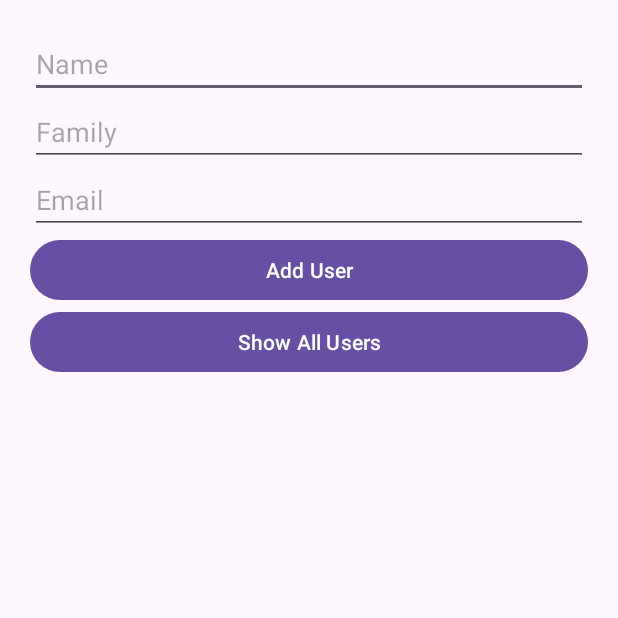
After one commit to nmortezamt/android_profile, an Android app: the UserRegistrationActivity screen opened directly, with no data from a screen before it, on a phone screen of 412 x 824 dp, the top half of it. The commit adds this screen. Run offline under Robolectric (Android 15) with nearby library versions, the phone set to English and light mode, and no system bars; our stand-ins replace Room's generated code.

Commit message:
install Room and implement user CRUD

```diff
--- a/app/build.gradle
+++ b/app/build.gradle
@@ -37,4 +37,10 @@ dependencies {
     testImplementation libs.junit
     androidTestImplementation libs.ext.junit
     androidTestImplementation libs.espresso.core
+
+    def room_version = "2.8.4"
+    implementation "androidx.room:room-runtime:$room_version"
+
+    annotationProcessor "androidx.room:room-compiler:$room_version"
+    implementation "androidx.room:room-rxjava2:$room_version"
 }
--- a/app/src/main/AndroidManifest.xml
+++ b/app/src/main/AndroidManifest.xml
@@ -21,6 +21,7 @@
         <activity android:name=".tasks.broadcast.ConnectionStatusActivity" />
         <activity android:name=".tasks.musicplayer.PlayerActivity" />
         <activity android:name=".tasks.musicplayer.PlayListActivity" />
+        <activity android:name=".tasks.database.UserRegistrationActivity" />
         <activity
             android:name=".MainActivity"
             android:exported="true">
--- /dev/null
+++ b/app/src/main/java/com/example/v2/tasks/database/UserDao.java
@@ -0,0 +1,28 @@
+package com.example.v2.tasks.database;
+
+import androidx.room.Dao;
+import androidx.room.Delete;
+import androidx.room.Insert;
+import androidx.room.Query;
+import androidx.room.Update;
+
+import java.util.List;
+
+@Dao
+public interface UserDao {
+
+    @Insert
+    void insertUser(UserModel user);
+
+    @Update
+    void updateUser(UserModel user);
+
+    @Delete
+    void deleteUser(UserModel user);
+
+    @Query("SELECT * FROM users")
+    List<UserModel> getAllUsers();
+
+    @Query("SELECT * FROM users WHERE id = :id")
+    UserModel getUserById(int id);
+}
--- /dev/null
+++ b/app/src/main/java/com/example/v2/tasks/database/UserDatabase.java
@@ -0,0 +1,30 @@
+package com.example.v2.tasks.database;
+
+import android.content.Context;
+
+import androidx.room.Database;
+import androidx.room.Room;
+import androidx.room.RoomDatabase;
+
+@Database(entities = {UserModel.class}, version = 1)
+public abstract class UserDatabase extends RoomDatabase {
+
+    public abstract UserDao userDao();
+
+    private static volatile UserDatabase INSTANCE;
+
+    public static UserDatabase getInstance(Context context) {
+        if (INSTANCE == null) {
+            synchronized (UserDatabase.class) {
+                if (INSTANCE == null) {
+                    INSTANCE = Room.databaseBuilder(
+                                    context.getApplicationContext(),
+                                    UserDatabase.class,
+                                    "app_db"
+                            ).allowMainThreadQueries().build();
+                }
+            }
+        }
+        return INSTANCE;
+    }
+}
--- /dev/null
+++ b/app/src/main/java/com/example/v2/tasks/database/UserRegistrationActivity.java
@@ -0,0 +1,73 @@
+package com.example.v2.tasks.database;
+
+import android.os.Bundle;
+import android.widget.Button;
+import android.widget.EditText;
+import android.widget.TextView;
+import android.widget.Toast;
+
+import androidx.appcompat.app.AppCompatActivity;
+
+import com.example.v2.R;
+
+import java.util.List;
+
+public class UserRegistrationActivity extends AppCompatActivity {
+
+    EditText inputName, inputFamily, inputEmail;
+    Button btnAdd, btnShow;
+    TextView txtUsers;
+
+    UserDatabase db;
+
+    @Override
+    protected void onCreate(Bundle savedInstanceState) {
+        super.onCreate(savedInstanceState);
+        setContentView(R.layout.activity_user_registration);
+
+        inputName = findViewById(R.id.inputName);
+        inputFamily = findViewById(R.id.inputFamily);
+        inputEmail = findViewById(R.id.inputEmail);
+
+        btnAdd = findViewById(R.id.btnAdd);
+        btnShow = findViewById(R.id.btnShow);
+        txtUsers = findViewById(R.id.txtUsers);
+
+
+        db = UserDatabase.getInstance(this);
+
+        btnAdd.setOnClickListener(view -> addUser());
+        btnShow.setOnClickListener(view -> showUsers());
+    }
+
+    private void addUser() {
+        String name = inputName.getText().toString();
+        String family = inputFamily.getText().toString();
+        String email = inputEmail.getText().toString();
+
+        if (name.isEmpty() || family.isEmpty() || email.isEmpty()) {
+            Toast.makeText(this, "Fill all fields", Toast.LENGTH_SHORT).show();
+            return;
+        }
+
+        UserModel user = new UserModel(name, family, email);
+        db.userDao().insertUser(user);
+
+        Toast.makeText(this, "User added", Toast.LENGTH_SHORT).show();
+    }
+
+    private void showUsers() {
+        List<UserModel> users = db.userDao().getAllUsers();
+
+        StringBuilder sb = new StringBuilder();
+        for (UserModel u : users) {
+            sb.append(u.id)
+                    .append(": ")
+                    .append(u.name).append(" ")
+                    .append(u.family).append(" - ")
+                    .append(u.email).append("\n");
+        }
+
+        txtUsers.setText(sb.toString());
+    }
+}
--- a/app/src/main/res/layout/activity_main.xml
+++ b/app/src/main/res/layout/activity_main.xml
@@ -38,6 +38,11 @@
             android:layout_width="match_parent"
             android:layout_height="wrap_content" />
 
+        <Button
+            android:id="@+id/btnTaskFive"
+            android:text="T_UserGenerationInDatabase"
+            android:layout_width="match_parent"
+            android:layout_height="wrap_content" />
 
     </LinearLayout>
 
--- /dev/null
+++ b/app/src/main/res/layout/activity_user_registration.xml
@@ -0,0 +1,45 @@
+<LinearLayout xmlns:android="http://schemas.android.com/apk/res/android"
+    android:orientation="vertical"
+    android:padding="20dp"
+    android:layout_width="match_parent"
+    android:layout_height="match_parent">
+
+    <EditText
+        android:id="@+id/inputName"
+        android:hint="Name"
+        android:layout_width="match_parent"
+        android:layout_height="wrap_content" />
+
+    <EditText
+        android:id="@+id/inputFamily"
+        android:hint="Family"
+        android:layout_width="match_parent"
+        android:layout_height="wrap_content" />
+
+    <EditText
+        android:id="@+id/inputEmail"
+        android:hint="Email"
+        android:layout_width="match_parent"
+        android:layout_height="wrap_content" />
+
+    <Button
+        android:id="@+id/btnAdd"
+        android:text="Add User"
+        android:layout_width="match_parent"
+        android:layout_height="wrap_content" />
+
+    <Button
+        android:id="@+id/btnShow"
+        android:text="Show All Users"
+        android:layout_width="match_parent"
+        android:layout_height="wrap_content" />
+
+    <TextView
+        android:id="@+id/txtUsers"
+        android:layout_width="match_parent"
+        android:layout_height="wrap_content"
+        android:textSize="18sp"
+        android:padding="10dp"
+        android:textColor="#000000" />
+
+</LinearLayout>
```
Also changed, not shown: app/src/main/java/com/example/v2/MainActivity.java (+7 -1 lines), app/src/main/java/com/example/v2/tasks/database/UserModel.java (added, +21 -0 lines).
